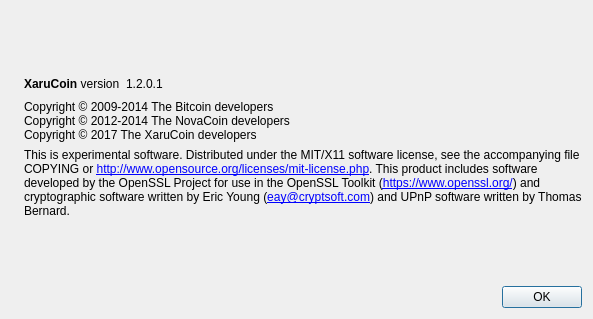
This is src/qt/forms/aboutdialog.ui in xarucoin/XaruCoin as Qt 5 draws it before an edit. The edited form follows.
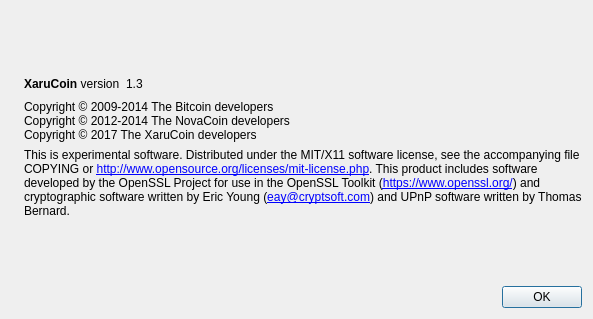
This is the edited form. Icons and pictures are not drawn.

Diff of the .ui file:
```diff
--- a/src/qt/forms/aboutdialog.ui
+++ b/src/qt/forms/aboutdialog.ui
@@ -63,7 +63,7 @@
           <cursorShape>IBeamCursor</cursorShape>
          </property>
          <property name="text">
-          <string notr="true">1.2.0.1</string>
+          <string notr="true">1.3</string>
          </property>
          <property name="textInteractionFlags">
           <set>Qt::LinksAccessibleByMouse|Qt::TextSelectableByKeyboard|Qt::TextSelectableByMouse</set>
```
